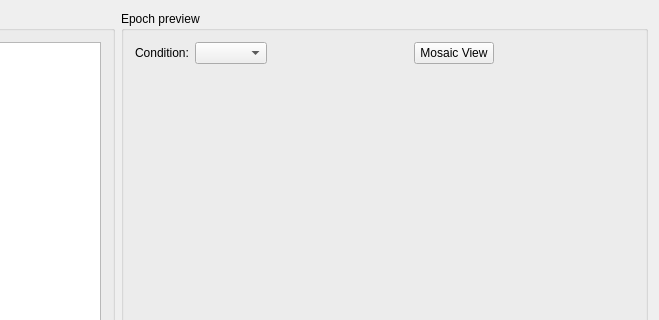
Qt form src/AnyWave/Epoch/AwEpochVisuWidget.ui (HIP-infrastructure/anywave-code) before a commit; both pictures show x 180 to 839 and y 0 to 320 of the 839 by 602 pixel window.
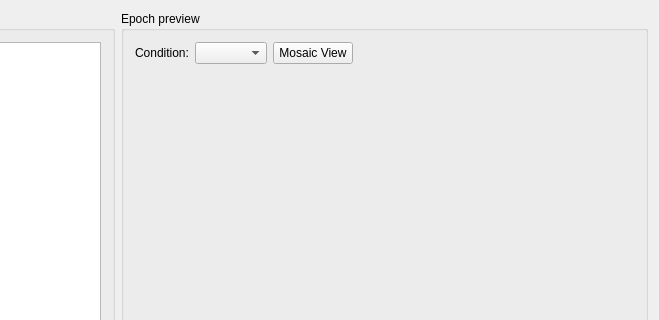
The same form after that commit. Icons and pictures are not drawn.

Diff of the .ui file:
```diff
--- a/src/AnyWave/Epoch/AwEpochVisuWidget.ui
+++ b/src/AnyWave/Epoch/AwEpochVisuWidget.ui
@@ -60,19 +60,6 @@
           <item>
            <widget class="QComboBox" name="comboCondition"/>
           </item>
-          <item>
-           <spacer name="horizontalSpacer_2">
-            <property name="orientation">
-             <enum>Qt::Horizontal</enum>
-            </property>
-            <property name="sizeHint" stdset="0">
-             <size>
-              <width>40</width>
-              <height>20</height>
-             </size>
-            </property>
-           </spacer>
-          </item>
           <item>
            <widget class="QPushButton" name="pushButton_3">
             <property name="text">
```
